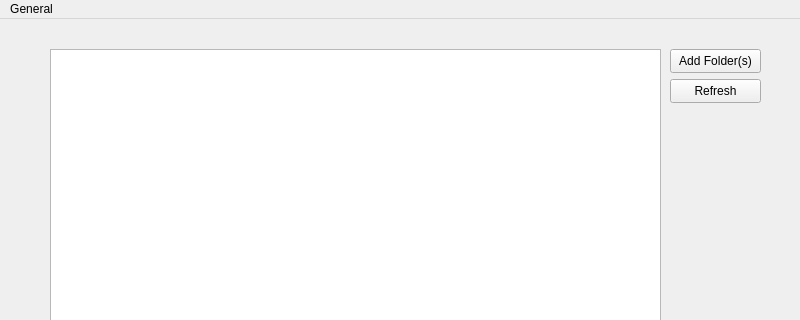
Qt form mainwindow.ui (lukpro681/PT-Music-center) before a commit; both pictures show x 0 to 800 and y 0 to 320 of the 800 by 600 pixel window.
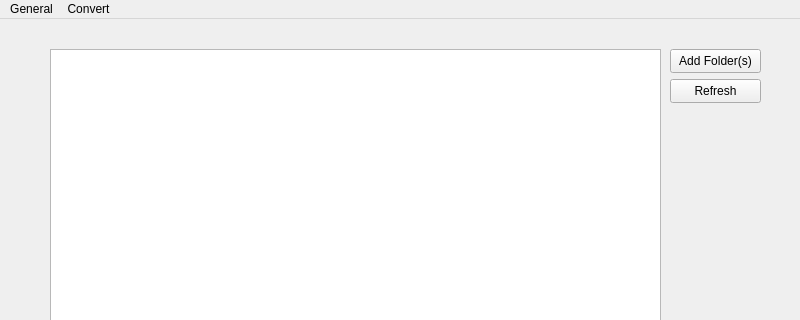
The same form after that commit. Icons and pictures are not drawn.

```diff
--- a/mainwindow.ui
+++ b/mainwindow.ui
@@ -175,7 +175,14 @@
     <addaction name="actionSettings"/>
     <addaction name="actionAbout"/>
    </widget>
+   <widget class="QMenu" name="menuConvert">
+    <property name="title">
+     <string>Convert</string>
+    </property>
+    <addaction name="action_wav_to_mp3"/>
+   </widget>
    <addaction name="menuGeneral"/>
+   <addaction name="menuConvert"/>
   </widget>
   <widget class="QStatusBar" name="statusbar"/>
   <action name="actionSettings">
```
Left out of the diff: 5 changed lines with no effect on the pictures.
